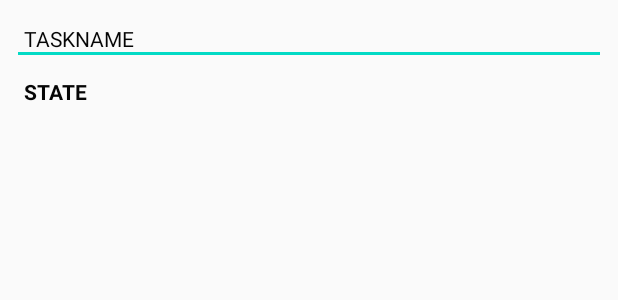
After one commit to SaharOladi/HW10, an Android app: the layout row_holder.xml on its own in the app's theme, with its tools: preview values and no code run, on a phone screen of 412 x 824 dp. The commit adds this screen. Shown: the top 300 px of the screen. Run offline under Robolectric (Android 15) with nearby library versions, the phone set to English and light mode, and no system bars.

Commit message:
add viewHolder and Adapter.

```diff
--- /dev/null
+++ b/app/src/main/res/layout/row_holder.xml
@@ -0,0 +1,31 @@
+<?xml version="1.0" encoding="utf-8"?>
+<LinearLayout xmlns:android="http://schemas.android.com/apk/res/android"
+    xmlns:tools="http://schemas.android.com/tools"
+    android:layout_width="match_parent"
+    android:layout_height="match_parent"
+    android:orientation="vertical"
+    android:padding="8dp">
+
+    <EditText
+        android:id="@+id/row_task_name"
+        android:layout_width="match_parent"
+        android:layout_height="wrap_content"
+        android:layout_weight="0"
+        android:ems="10"
+        android:inputType="textPersonName"
+        android:padding="8dp"
+        android:textColor="#050505"
+        android:textSize="14sp"
+        android:textStyle="normal"
+        tools:text="TASKNAME" />
+
+    <TextView
+        android:id="@+id/row_task_state"
+        android:layout_width="match_parent"
+        android:layout_height="wrap_content"
+        android:layout_weight="0"
+        android:padding="8dp"
+        android:textColor="#050505"
+        android:textStyle="bold"
+        tools:text="STATE" />
+</LinearLayout>
```
Also changed, not shown: app/src/main/java/com/example/hw10/controller/activity/TaskActivity.java (+15 -1 lines), app/src/main/java/com/example/hw10/controller/fragment/TaskFragment.java (+48 -0 lines).
